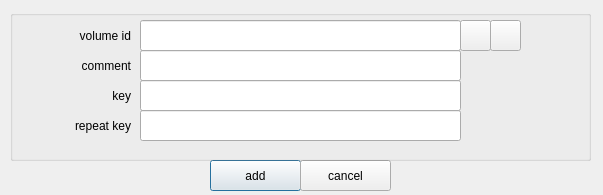
The window that zuluCrypt-gui/walletconfiginput.ui (mhogomchungu/zuluCrypt) describes before a commit, drawn with Qt 5.
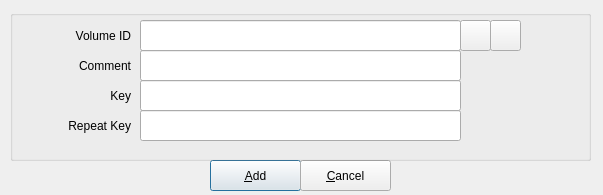
The same window after the commit.

Patch:
```diff
--- a/zuluCrypt-gui/walletconfiginput.ui
+++ b/zuluCrypt-gui/walletconfiginput.ui
@@ -23,7 +23,7 @@
     </rect>
    </property>
    <property name="text">
-    <string>add</string>
+    <string>&amp;Add</string>
    </property>
   </widget>
   <widget class="QPushButton" name="pushButtonCancel">
@@ -36,7 +36,7 @@
     </rect>
    </property>
    <property name="text">
-    <string>cancel</string>
+    <string>&amp;Cancel</string>
    </property>
   </widget>
   <widget class="QGroupBox" name="groupBox">
@@ -61,7 +61,7 @@
      </rect>
     </property>
     <property name="text">
-     <string>volume id</string>
+     <string>Volume ID</string>
     </property>
     <property name="alignment">
      <set>Qt::AlignRight|Qt::AlignTrailing|Qt::AlignVCenter</set>
@@ -80,7 +80,7 @@
      </rect>
     </property>
     <property name="text">
-     <string>comment</string>
+     <string>Comment</string>
     </property>
     <property name="alignment">
      <set>Qt::AlignRight|Qt::AlignTrailing|Qt::AlignVCenter</set>
@@ -99,7 +99,7 @@
      </rect>
     </property>
     <property name="text">
-     <string>key</string>
+     <string>Key</string>
     </property>
     <property name="alignment">
      <set>Qt::AlignRight|Qt::AlignTrailing|Qt::AlignVCenter</set>
@@ -118,7 +118,7 @@
      </rect>
     </property>
     <property name="text">
-     <string>repeat key</string>
+     <string>Repeat Key</string>
     </property>
     <property name="alignment">
      <set>Qt::AlignRight|Qt::AlignTrailing|Qt::AlignVCenter</set>
```
Left out of the diff: 2 changed lines with no effect on the pictures.
